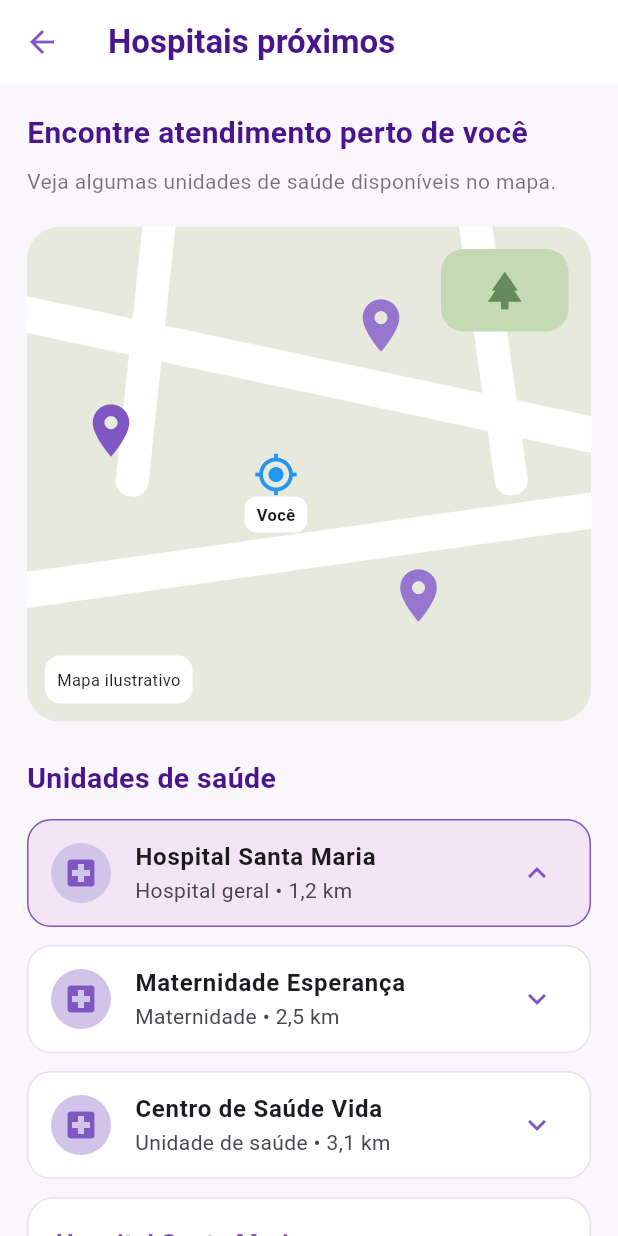
After one commit to mabinrlk/previ-frontend, a Flutter app: the HospitaisScreen screen opened directly, on a phone screen of 412 x 824 dp. The commit adds this screen. Run offline on Flutter 3.47's test engine with Material 3 defaults, Android fonts, the phone set to English and light mode, and no system bars.

Commit message:
feat(frontend): adiciona mapa de hospitais próximos

```diff
--- /dev/null
+++ b/lib/models/ciclo_model.dart
@@ -0,0 +1,56 @@
+
+class CicloModel {
+  final int? id;
+  final DateTime dataInicio;
+  final DateTime? dataFim;
+  final String fluxo;
+  final List<String> sintomas;
+  final String? observacoes;
+
+  CicloModel({
+    this.id,
+    required this.dataInicio,
+    this.dataFim,
+    this.fluxo = 'Não informado',
+    this.sintomas = const [],
+    this.observacoes,
+  });
+
+  // Verifica se a menstruação ainda está em andamento
+  bool get emAndamento => dataFim == null;
+
+  // Calcula a duração da menstruação
+  int get duracaoMenstruacao {
+    if (dataFim == null) {
+      return DateTime.now().difference(dataInicio).inDays + 1;
+    }
+
+    return dataFim!.difference(dataInicio).inDays + 1;
+  }
+
+  // Converte o objeto para JSON
+  Map<String, dynamic> toJson() {
+    return {
+      'id': id,
+      'dataInicio': dataInicio.toIso8601String(),
+      'dataFim': dataFim?.toIso8601String(),
+      'fluxo': fluxo,
+      'sintomas': sintomas,
+      'observacoes': observacoes,
+    };
+  }
+
+  // Cria um objeto a partir de um JSON
+  factory CicloModel.fromJson(Map<String, dynamic> json) {
+    return CicloModel(
+      id: json['id'],
+      dataInicio: DateTime.parse(json['dataInicio']),
+      dataFim: json['dataFim'] != null
+          ? DateTime.parse(json['dataFim'])
+          : null,
+      fluxo: json['fluxo'] ?? 'Não informado',
+      sintomas: List<String>.from(json['sintomas'] ?? []),
+      observacoes: json['observacoes'],
+    );
+  }
+}
--- a/lib/screens/home/home_screen.dart
+++ b/lib/screens/home/home_screen.dart
@@ -1,6 +1,5 @@
-
 import 'package:flutter/material.dart';
-
+import 'package:previ/screens/hospitais/hospitais_screen.dart';
 import 'package:previ/screens/agenda/agenda_screen.dart';
 import 'package:previ/screens/perfil/perfil_screen.dart';
 import 'package:previ/screens/prevencao/prevencao_screen.dart';
@@ -246,7 +245,6 @@ class InicioContent extends StatelessWidget {
               fontWeight: FontWeight.bold,
             ),
           ),
-
           const SizedBox(height: 15),
 
           // PRIMEIRA LINHA
@@ -407,6 +405,20 @@ class InicioContent extends StatelessWidget {
           ),
 
           const SizedBox(height: 20),
+
+          AtalhoCard(
+            titulo: 'Hospitais próximos',
+            descricao: 'Encontre unidades de saúde',
+            icone: Icons.local_hospital_outlined,
+            onTap: () {
+              Navigator.push(
+                context,
+                MaterialPageRoute(
+                  builder: (context) => const HospitaisScreen(),
+                ),
+              );
+            },
+          ),
         ],
       ),
     );
--- /dev/null
+++ b/lib/screens/hospitais/hospitais_screen.dart
@@ -0,0 +1,341 @@
+
+import 'package:flutter/material.dart';
+
+class HospitaisScreen extends StatefulWidget {
+  const HospitaisScreen({super.key});
+
+  @override
+  State<HospitaisScreen> createState() => _HospitaisScreenState();
+}
+
+class _HospitaisScreenState extends State<HospitaisScreen> {
+  final Color roxo = const Color(0xFF7E57C2);
+
+  int hospitalSelecionado = 0;
+
+  final List<Map<String, String>> hospitais = [
+    {
+      'nome': 'Hospital Santa Maria',
+      'tipo': 'Hospital geral',
+      'distancia': '1,2 km',
+      'endereco': 'Rua das Flores, 120',
+      'telefone': '(84) 3333-1000',
+    },
+    {
+      'nome': 'Maternidade Esperança',
+      'tipo': 'Maternidade',
+      'distancia': '2,5 km',
+      'endereco': 'Av. Central, 450',
+      'telefone': '(84) 3333-2000',
+    },
+    {
+      'nome': 'Centro de Saúde Vida',
+      'tipo': 'Unidade de saúde',
+      'distancia': '3,1 km',
+      'endereco': 'Rua Primavera, 80',
+      'telefone': '(84) 3333-3000',
+    },
+  ];
+
+  @override
+  Widget build(BuildContext context) {
+    final hospital = hospitais[hospitalSelecionado];
+
+    return Scaffold(
+      backgroundColor: const Color(0xFFFAF7FC),
+      appBar: AppBar(
+        title: const Text(
+          'Hospitais próximos',
+          style: TextStyle(
+            color: Color(0xFF4A148C),
+            fontWeight: FontWeight.bold,
+          ),
+        ),
+        backgroundColor: Colors.white,
+        foregroundColor: roxo,
+        elevation: 0,
+      ),
+      body: SingleChildScrollView(
+        padding: const EdgeInsets.all(18),
+        child: Column(
+          crossAxisAlignment: CrossAxisAlignment.start,
+          children: [
+            const Text(
+              'Encontre atendimento perto de você',
+              style: TextStyle(
+                fontSize: 20,
+                fontWeight: FontWeight.bold,
+                color: Color(0xFF4A148C),
+              ),
+            ),
+            const SizedBox(height: 8),
+            const Text(
+              'Veja algumas unidades de saúde disponíveis no mapa.',
+              style: TextStyle(color: Colors.black54),
+            ),
+            const SizedBox(height: 20),
+
+            // MAPA ILUSTRATIVO
+            Container(
+              height: 330,
+              width: double.infinity,
+              decoration: BoxDecoration(
+                color: const Color(0xFFE8E9DD),
+                borderRadius: BorderRadius.circular(22),
+              ),
+              clipBehavior: Clip.antiAlias,
+              child: Stack(
+                children: [
+                  // Ruas horizontais
+                  Positioned(
+                    top: 85,
+                    left: -30,
+                    child: _rua(420, 24, 12),
+                  ),
+                  Positioned(
+                    top: 205,
+                    left: -30,
+                    child: _rua(420, 24, -8),
+                  ),
+
+                  // Ruas verticais
+                  Positioned(
+                    top: -40,
+                    left: 85,
+                    child: _rua(420, 22, 82),
+                  ),
+                  Positioned(
+                    top: -40,
+                    right: 75,
+                    child: _rua(420, 22, 96),
+                  ),
+
+                  // Área verde
+                  Positioned(
+                    top: 15,
+                    right: 15,
+                    child: Container(
+                      width: 85,
+                      height: 55,
+                      decoration: BoxDecoration(
+                        color: const Color(0xFFC5D9B5),
+                        borderRadius: BorderRadius.circular(15),
+                      ),
+                      child: const Center(
+                        child: Icon(
+                          Icons.park,
+                          color: Color(0xFF648B59),
+                          size: 30,
+                        ),
+                      ),
+                    ),
+                  ),
+
+                  // Marcadores
+                  _marcador(35, 115, 0),
+                  _marcador(215, 45, 1),
+                  _marcador(240, 225, 2),
+
+                  // Localização fictícia da usuária
+                  Positioned(
+                    left: 145,
+                    top: 150,
+                    child: Column(
+                      children: [
+                        const Icon(
+                          Icons.my_location,
+                          color: Colors.blue,
+                          size: 30,
+                        ),
+                        Container(
+                          padding: const EdgeInsets.symmetric(
+                            horizontal: 8,
+                            vertical: 4,
+                          ),
+                          decoration: BoxDecoration(
+                            color: Colors.white,
+                            borderRadius: BorderRadius.circular(8),
+                          ),
+                          child: const Text(
+                            'Você',
+                            style: TextStyle(
+                              fontWeight: FontWeight.bold,
+                              fontSize: 11,
+                            ),
+                          ),
+                        ),
+                      ],
+                    ),
+                  ),
+
+                  Positioned(
+                    bottom: 12,
+                    left: 12,
+                    child: Container(
+                      padding: const EdgeInsets.all(8),
+                      decoration: BoxDecoration(
+                        color: Colors.white,
+                        borderRadius: BorderRadius.circular(10),
+                      ),
+                      child: const Text(
+                        'Mapa ilustrativo',
+                        style: TextStyle(fontSize: 11),
+                      ),
+                    ),
+                  ),
+                ],
+              ),
+            ),
+
+            const SizedBox(height: 24),
+
+            const Text(
+              'Unidades de saúde',
+              style: TextStyle(
+                fontSize: 19,
+                fontWeight: FontWeight.bold,
+                color: Color(0xFF4A148C),
+              ),
+            ),
+
+            const SizedBox(height: 14),
+
+            ...List.generate(hospitais.length, (index) {
+              final item = hospitais[index];
+              final selecionado = hospitalSelecionado == index;
+
+              return Card(
+                elevation: 0,
+                margin: const EdgeInsets.only(bottom: 12),
+                color: selecionado
+                    ? const Color(0xFFF3E5F5)
+                    : Colors.white,
+                shape: RoundedRectangleBorder(
+                  borderRadius: BorderRadius.circular(16),
+                  side: BorderSide(
+                    color: selecionado
+                        ? roxo
+                        : const Color(0xFFE8DFF0),
+                  ),
+                ),
+                child: ListTile(
+                  onTap: () {
+                    setState(() {
+                      hospitalSelecionado = index;
+                    });
+                  },
+                  leading: CircleAvatar(
+                    backgroundColor: const Color(0xFFD1C4E9),
+                    child: Icon(
+                      Icons.local_hospital,
+                      color: roxo,
+                    ),
+                  ),
+                  title: Text(
+                    item['nome']!,
+                    style: const TextStyle(
+                      fontWeight: FontWeight.bold,
+                    ),
+                  ),
+                  subtitle: Text(
+                    '${item['tipo']} • ${item['distancia']}',
+                  ),
+                  trailing: Icon(
+                    selecionado
+                        ? Icons.keyboard_arrow_up
+                        : Icons.keyboard_arrow_down,
+                    color: roxo,
+                  ),
+                ),
+              );
+            }),
+
+            // Detalhes do hospital selecionado
+            Container(
+              width: double.infinity,
+              padding: const EdgeInsets.all(18),
+              decoration: BoxDecoration(
+                color: Colors.white,
+                borderRadius: BorderRadius.circular(18),
+                border: Border.all(color: const Color(0xFFE8DFF0)),
+              ),
+              child: Column(
+                crossAxisAlignment: CrossAxisAlignment.start,
+                children: [
+                  Text(
+                    hospital['nome']!,
+                    style: TextStyle(
+                      fontSize: 17,
+                      fontWeight: FontWeight.bold,
+                      color: roxo,
+                    ),
+                  ),
+                  const SizedBox(height: 14),
+                  _informacao(Icons.location_on, hospital['endereco']!),
+                  const SizedBox(height: 10),
+                  _informacao(Icons.phone, hospital['telefone']!),
+                  const SizedBox(height: 10),
+                  _informacao(Icons.near_me, hospital['distancia']!),
+                ],
+              ),
+            ),
+
+            const SizedBox(height: 20),
+            const Text(
+              '* Os estabelecimentos e endereços apresentados são fictícios.',
+              style: TextStyle(
+                color: Colors.black45,
+                fontSize: 12,
+              ),
+            ),
+          ],
+        ),
+      ),
+    );
+  }
+
+  Widget _rua(double largura, double altura, double rotacao) {
+    return Transform.rotate(
+      angle: rotacao * 3.14159 / 180,
+      child: Container(
+        width: largura,
+        height: altura,
+        decoration: BoxDecoration(
+          color: Colors.white,
+          borderRadius: BorderRadius.circular(10),
+        ),
+      ),
+    );
+  }
+
+  Widget _marcador(double left, double top, int index) {
+    return Positioned(
+      left: left,
+      top: top,
+      child: GestureDetector(
+        onTap: () {
+          setState(() {
+            hospitalSelecionado = index;
+          });
+        },
+        child: Icon(
+          Icons.location_on,
+          color: hospitalSelecionado == index
+              ? const Color(0xFF7E57C2)
+              : const Color(0xFF9575CD),
+          size: 42,
+        ),
+      ),
+    );
+  }
+
+  Widget _informacao(IconData icone, String texto) {
+    return Row(
+      children: [
+        Icon(icone, color: const Color(0xFF7E57C2), size: 20),
+        const SizedBox(width: 10),
+        Expanded(child: Text(texto)),
+      ],
+    );
+  }
+}
--- a/lib/screens/splash/splash_screen.dart
+++ b/lib/screens/splash/splash_screen.dart
@@ -34,15 +34,11 @@ class _SplashScreenState extends State<SplashScreen> {
         child: Column(
           mainAxisAlignment: MainAxisAlignment.center,
           children: [
-            const Icon(
-              Icons.favorite,
-              size: 80,
-              color: Color(0xFF7E57C2),
-            ),
             const SizedBox(height: 15),
             const Text(
               'Previ+',
               style: TextStyle(
+                color: Colors.deepPurple,
                 fontSize: 30,
                 fontWeight: FontWeight.bold,
               ),
```
